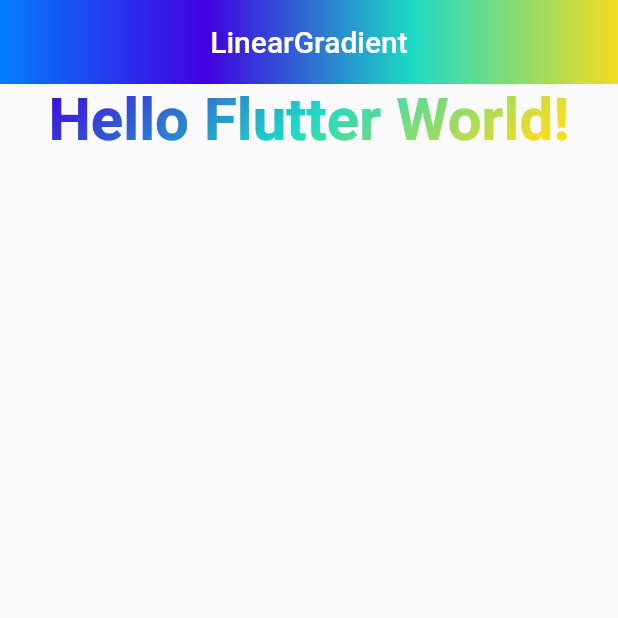
After one commit to nobushiueshi/flutter_widget_of_the_week, a Flutter app: the SamplePage129 screen opened directly, on a phone screen of 412 x 824 dp, the top half of it. The commit adds this screen. Run offline on Flutter 3.47's test engine with Material 2 defaults, Android fonts, the phone set to English and light mode, and no system bars; our stand-ins replace animated_text_kit, badges, cached_network_image, connectivity_plus, device_info_plus, flutter_slidable and 8 more; missing offline and left inert: mason; accounts and stored records are empty.

Commit message:
#129 LinearGradientを追加.

```diff
--- a/lib/presentation/pages/sample/sample120_page_data_list.dart
+++ b/lib/presentation/pages/sample/sample120_page_data_list.dart
@@ -8,8 +8,10 @@ import 'package:flutter_widget_of_the_week/presentation/pages/sample120/sample_p
 import 'package:flutter_widget_of_the_week/presentation/pages/sample120/sample_page_126.dart';
 import 'package:flutter_widget_of_the_week/presentation/pages/sample120/sample_page_127.dart';
 import 'package:flutter_widget_of_the_week/presentation/pages/sample120/sample_page_128.dart';
+import 'package:flutter_widget_of_the_week/presentation/pages/sample120/sample_page_129.dart';
 
 final sample120PageDataList = <SamplePageData>[
+  SamplePageData(name: '#129 LinearGradient', widget: const SamplePage129()),
   SamplePageData(name: '#128 Autocomplete', widget: const SamplePage128()),
   SamplePageData(name: '#127 NavigationRail', widget: const SamplePage127()),
   SamplePageData(name: '#126 mason', widget: const SamplePage126()),
--- /dev/null
+++ b/lib/presentation/pages/sample120/sample_page_129.dart
@@ -0,0 +1,76 @@
+import 'dart:math';
+
+import 'package:flutter/material.dart';
+
+class SamplePage129 extends StatefulWidget {
+  const SamplePage129({
+    super.key,
+  });
+
+  @override
+  State<SamplePage129> createState() => _SamplePage129State();
+}
+
+class _SamplePage129State extends State<SamplePage129> {
+  @override
+  Widget build(BuildContext context) {
+    return Scaffold(
+      body: CustomScrollView(
+        slivers: [
+          const SliverAppBar(
+            title: Text('LinearGradient'),
+            centerTitle: true,
+            stretch: true,
+            floating: true,
+            flexibleSpace: FlexibleSpaceBar(
+              background: DecoratedBox(
+                decoration: BoxDecoration(
+                  gradient: LinearGradient(
+                    colors: [
+                      Color(0xff027DFD),
+                      Color(0xff4100E0),
+                      Color(0xff1CDAC5),
+                      Color(0xffF2DD22),
+                    ],
+                  ),
+                ),
+              ),
+            ),
+          ),
+          SliverList(
+            delegate: SliverChildListDelegate(
+              [
+                ShaderMask(
+                  shaderCallback: (bounds) => const LinearGradient(
+                    colors: [
+                      Color(0xff027DFD),
+                      Color(0xff4100E0),
+                      Color(0xff1CDAC5),
+                      Color(0xffF2DD22),
+                    ],
+                    stops: [0.1, 0.20, 0.50, 0.75],
+                    begin: Alignment.topLeft,
+                    end: Alignment.bottomRight,
+                    transform: GradientRotation(pi / 4),
+                  ).createShader(bounds),
+                  child: const SizedBox(
+                    child: Center(
+                      child: Text(
+                        'Hello Flutter World!',
+                        style: TextStyle(
+                          color: Colors.white,
+                          fontSize: 40,
+                          fontWeight: FontWeight.bold,
+                        ),
+                      ),
+                    ),
+                  ),
+                ),
+              ],
+            ),
+          ),
+        ],
+      ),
+    );
+  }
+}
```
Also changed, not shown: 1 other file.
